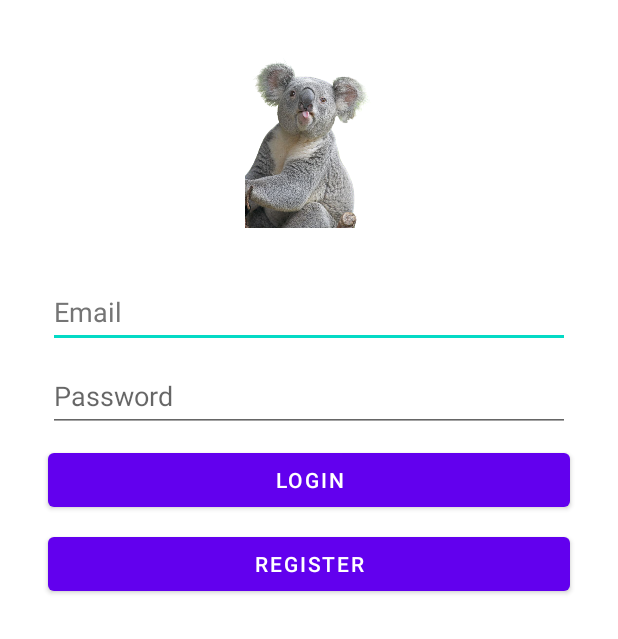
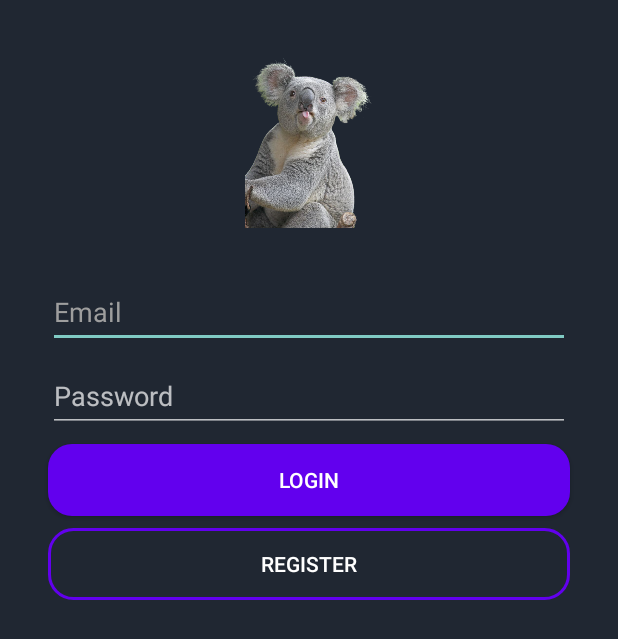
Before and after one commit to zuazo99/DAS_PROYECTO_1.0, an Android app: the layout activity_login.xml on its own in the app's theme, with its tools: preview values and no code run, on a phone screen of 412 x 824 dp. Shown: the top 639 px of the screen. Run offline under Robolectric (Android 15) with nearby library versions, the phone set to English and light mode, and no system bars.

Commit message:
trabajando en la interfaz del login, la foto puesta

```diff
--- a/app/src/main/AndroidManifest.xml
+++ b/app/src/main/AndroidManifest.xml
@@ -8,7 +8,7 @@
         android:label="@string/app_name"
         android:roundIcon="@mipmap/ic_launcher_round"
         android:supportsRtl="true"
-        android:theme="@style/Theme.Proyecto_DAS">
+        android:theme="@style/Theme.AppCompat.NoActionBar">
         <activity
             android:name=".LoginActivity"
             android:exported="true">
--- /dev/null
+++ b/app/src/main/res/drawable/button_redondeado.xml
@@ -0,0 +1,5 @@
+<?xml version="1.0" encoding="utf-8"?>
+<shape xmlns:android="http://schemas.android.com/apk/res/android">
+    <corners android:radius="16dp"/>
+    <solid android:color="@color/design_default_color_primary" />
+</shape>
--- /dev/null
+++ b/app/src/main/res/drawable/button_redondeado_border.xml
@@ -0,0 +1,7 @@
+<?xml version="1.0" encoding="utf-8"?>
+<shape xmlns:android="http://schemas.android.com/apk/res/android">
+    <corners android:radius="16dp"/>
+    <stroke
+            android:width="2dp"
+            android:color="@color/design_default_color_primary" />
+</shape>
--- a/app/src/main/res/layout/activity_login.xml
+++ b/app/src/main/res/layout/activity_login.xml
@@ -4,7 +4,8 @@
     xmlns:tools="http://schemas.android.com/tools"
     android:layout_width="match_parent"
     android:layout_height="match_parent"
-    tools:context=".LoginActivity">
+    tools:context=".LoginActivity"
+    android:background="#202732">
 
     <ImageView
         android:id="@+id/imageView"
@@ -13,11 +14,11 @@
         android:layout_marginStart="8dp"
         android:layout_marginTop="32dp"
         android:layout_marginEnd="8dp"
-        android:contentDescription="TODO"
+        android:contentDescription="@string/koala"
         app:layout_constraintEnd_toEndOf="parent"
         app:layout_constraintStart_toStartOf="parent"
         app:layout_constraintTop_toTopOf="parent"
-        tools:src="@drawable/koala" />
+        android:src="@drawable/koala" />
 
     <EditText
         android:id="@+id/editTextTextPersonName"
@@ -31,7 +32,7 @@
         android:hint="@string/email"
         android:inputType="textPersonName"
         android:minHeight="48dp"
-        android:textColorHint="#757575"
+        android:textColorHint="#9E9E9E"
         app:layout_constraintEnd_toEndOf="parent"
         app:layout_constraintStart_toStartOf="parent"
         app:layout_constraintTop_toBottomOf="@+id/imageView" />
@@ -62,7 +63,8 @@
         android:text="@string/login"
         app:layout_constraintEnd_toEndOf="parent"
         app:layout_constraintStart_toStartOf="parent"
-        app:layout_constraintTop_toBottomOf="@+id/editTextTextPassword" />
+        app:layout_constraintTop_toBottomOf="@+id/editTextTextPassword"
+        android:background="@drawable/button_redondeado"/>
 
     <Button
         android:id="@+id/button2"
@@ -75,6 +77,7 @@
         app:layout_constraintEnd_toEndOf="parent"
         app:layout_constraintHorizontal_bias="0.0"
         app:layout_constraintStart_toStartOf="parent"
-        app:layout_constraintTop_toBottomOf="@+id/button" />
+        app:layout_constraintTop_toBottomOf="@+id/button"
+        android:background="@drawable/button_redondeado_border"/>
 
 </androidx.constraintlayout.widget.ConstraintLayout>
--- a/app/src/main/res/values/strings.xml
+++ b/app/src/main/res/values/strings.xml
@@ -4,4 +4,5 @@
     <string name="password">Password</string>
     <string name="login">Login</string>
     <string name="register">Register</string>
+    <string name="koala">Koala</string>
 </resources>
```
